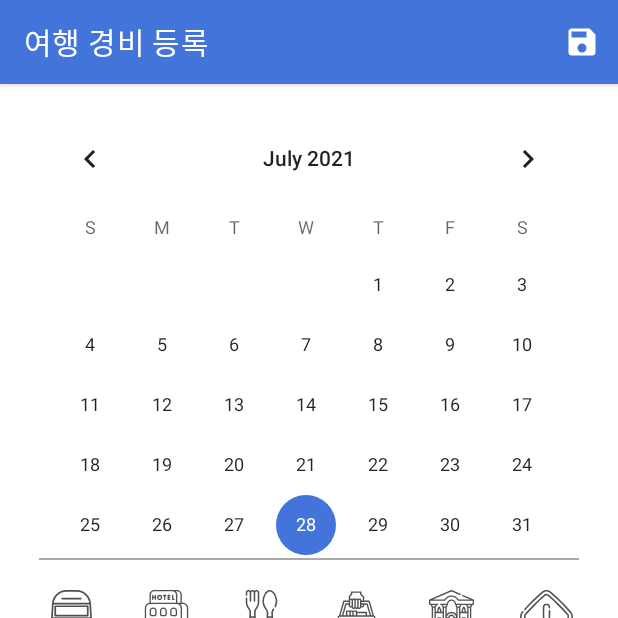
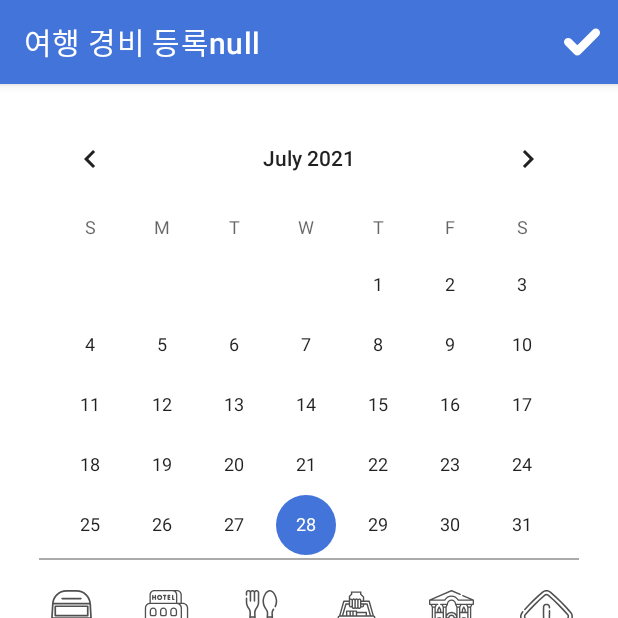
Before and after one commit to joheeyong/GPSpro, an Android app: the AddEditAccountActivity screen opened directly, with no data from a screen before it, on a phone screen of 412 x 824 dp, the top half of it. Run offline under Robolectric (Android 15) with nearby library versions, the phone set to English and light mode, and no system bars.

```diff
--- a/app/src/main/java/com/android/gpspro/AccountViewModel.java
+++ b/app/src/main/java/com/android/gpspro/AccountViewModel.java
@@ -21,7 +21,6 @@ public class AccountViewModel extends AndroidViewModel {
     public void insert(Account account) {
         repository.insert(account);
     }
-
     public void update(Account account) {
         repository.update(account);
     }
--- a/app/src/main/java/com/android/gpspro/AddEditAccountActivity.java
+++ b/app/src/main/java/com/android/gpspro/AddEditAccountActivity.java
@@ -49,8 +49,8 @@ public class AddEditAccountActivity extends AppCompatActivity {
         super.onCreate(savedInstanceState);
         setContentView(R.layout.activity_add_account);
         Intent intent = getIntent();
-        String userID = intent.getStringExtra("extitle");
-        setTitle ("여행 경비 등록");
+        String extitle = intent.getStringExtra("extitle");
+        setTitle ("여행 경비 등록"+extitle);
         rg_Transport = findViewById(R.id.rg_Transport);
         rg_lodgment= findViewById(R.id.rg_lodgment);
         rg_food= findViewById(R.id.rg_food);
--- a/app/src/main/java/com/android/gpspro/PlaceRepository.java
+++ b/app/src/main/java/com/android/gpspro/PlaceRepository.java
@@ -31,9 +31,7 @@ public class PlaceRepository {
         new InsertPlaceAsyncTask (placeDao).execute (place);
     }
 
-    public void update(Place place) {
-        new UpdatePlaceAsyncTask (placeDao).execute (place);
-    }
+    public void update(Place place) { new UpdatePlaceAsyncTask (placeDao).execute (place); }
 
     public void delete(Place place) {
         new DeletePlaceAsyncTask (placeDao).execute (place);
--- a/app/src/main/java/com/android/gpspro/PlaceViewModel.java
+++ b/app/src/main/java/com/android/gpspro/PlaceViewModel.java
@@ -26,9 +26,7 @@ public class PlaceViewModel extends AndroidViewModel {
         repository.insert(place);
     }
 
-    public void update(Place place) {
-        repository.update(place);
-    }
+    public void update(Place place) { repository.update(place); }
 
     public void delete(Place place) {
         repository.delete(place);
--- /dev/null
+++ b/app/src/main/res/drawable/ic_saved.xml
@@ -0,0 +1,4 @@
+<vector android:height="24dp" android:viewportHeight="45.7"
+    android:viewportWidth="45.701" android:width="24dp" xmlns:android="http://schemas.android.com/apk/res/android">
+    <path android:fillColor="#ffffff" android:pathData="M20.687,38.332c-2.072,2.072 -5.434,2.072 -7.505,0L1.554,26.704c-2.072,-2.071 -2.072,-5.433 0,-7.504c2.071,-2.072 5.433,-2.072 7.505,0l6.928,6.927c0.523,0.522 1.372,0.522 1.896,0L36.642,7.368c2.071,-2.072 5.433,-2.072 7.505,0c0.995,0.995 1.554,2.345 1.554,3.752c0,1.407 -0.559,2.757 -1.554,3.752L20.687,38.332z"/>
+</vector>
--- a/app/src/main/res/menu/menu_add_note.xml
+++ b/app/src/main/res/menu/menu_add_note.xml
@@ -3,7 +3,7 @@
     xmlns:app="http://schemas.android.com/apk/res-auto">
     <item
         android:id="@+id/save_note"
-        android:icon="@drawable/ic_save"
+        android:icon="@drawable/ic_saved"
         android:title="Save"
         app:showAsAction="ifRoom"/>
 </menu>
--- a/app/src/main/res/menu/menu_add_place.xml
+++ b/app/src/main/res/menu/menu_add_place.xml
@@ -3,7 +3,7 @@
     xmlns:app="http://schemas.android.com/apk/res-auto">
     <item
         android:id="@+id/save_place"
-        android:icon="@drawable/ic_save"
+        android:icon="@drawable/ic_saved"
         android:title="저장"
         app:showAsAction="ifRoom"/>
 </menu>
```
Also changed, not shown: app/src/main/java/com/android/gpspro/AccountRepository.java (+20 -5 lines), app/src/main/java/com/android/gpspro/Fragment/FragmentPage5.java (+12 -25 lines), app/src/main/java/com/android/gpspro/test.java (+0 -20 lines), app/src/main/res/layout/account_item.xml (+4 -10 lines).
